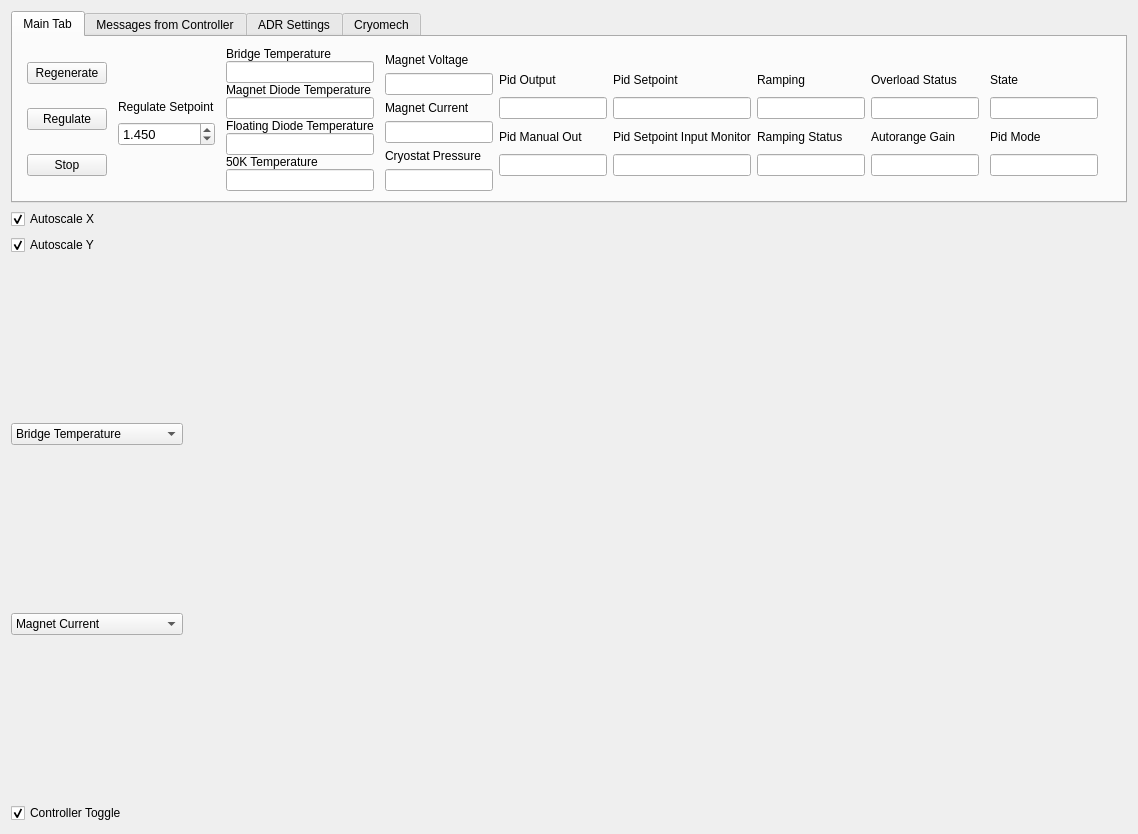
ColumbiaCMB/adr_control, file ui_devel/gui.ui: the form before one commit.
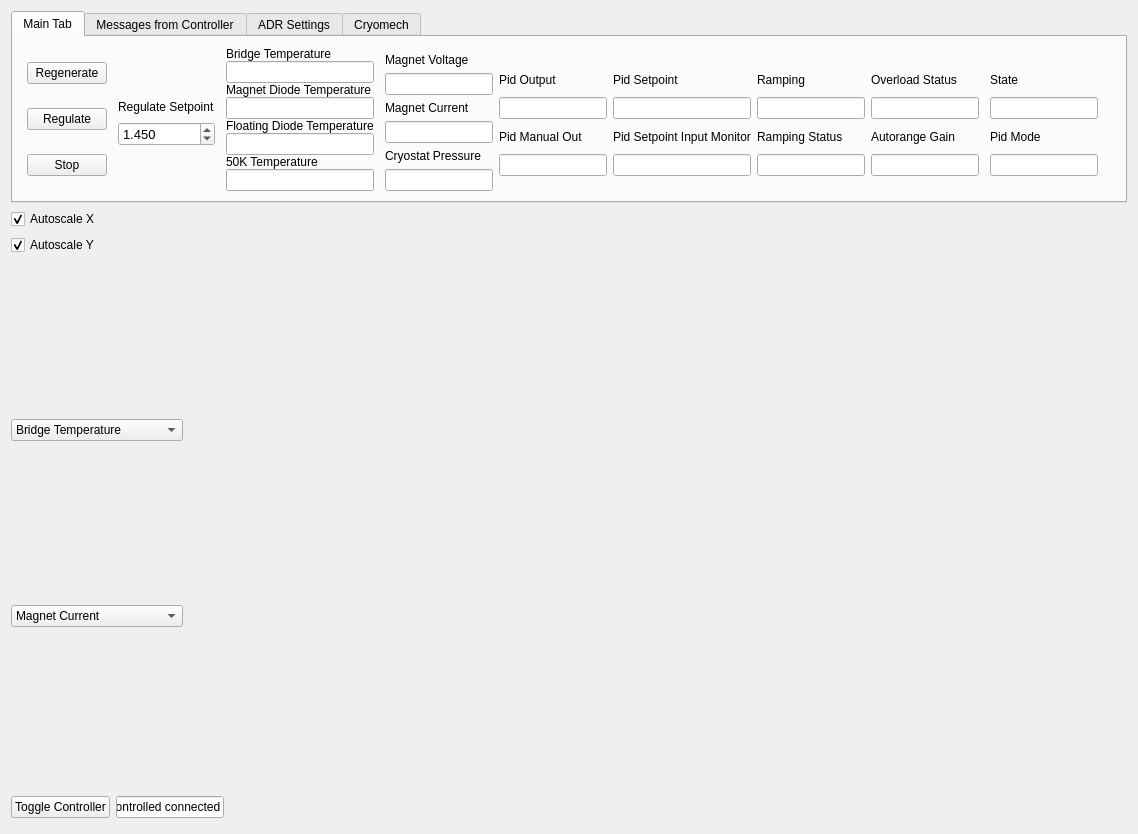
The form after the commit.

Commit message:
Continue testing on working ramp methods. Designed controller_ramp_test_script to test methods thoroughly.
Fixed controller toggling. Now ends/starts the loop thread, rather than setting controller=None (and not guarateeing the end of the loop_thread). Fixed GUI as well from checkbox to a button and a text box, since the checkbox could be manipulated so that it didn't show the state of the system.

Did some work on new regulate method.

```diff
--- a/ui_devel/gui.ui
+++ b/ui_devel/gui.ui
@@ -1187,17 +1187,53 @@
     </widget>
    </item>
    <item row="3" column="0">
-    <widget class="QCheckBox" name="controller_toggle">
+    <layout class="QHBoxLayout" name="horizontalLayout">
+     <property name="topMargin">
+      <number>5</number>
+     </property>
+     <property name="bottomMargin">
+      <number>5</number>
+     </property>
+     <item>
+      <widget class="QPushButton" name="toggle_controller_button">
      <property name="focusPolicy">
       <enum>Qt::NoFocus</enum>
      </property>
      <property name="text">
-      <string>Controller Toggle</string>
-     </property>
-     <property name="checked">
+        <string>Toggle Controller</string>
+       </property>
+      </widget>
+     </item>
+     <item>
+      <widget class="QLineEdit" name="controller_value">
+       <property name="sizePolicy">
+        <sizepolicy hsizetype="Minimum" vsizetype="Fixed">
+         <horstretch>0</horstretch>
+         <verstretch>0</verstretch>
+        </sizepolicy>
+       </property>
+       <property name="text">
+        <string>Controlled connected</string>
+       </property>
+       <property name="readOnly">
       <bool>true</bool>
      </property>
     </widget>
+     </item>
+     <item>
+      <spacer name="horizontalSpacer_6">
+       <property name="orientation">
+        <enum>Qt::Horizontal</enum>
+       </property>
+       <property name="sizeHint" stdset="0">
+        <size>
+         <width>40</width>
+         <height>20</height>
+        </size>
+       </property>
+      </spacer>
+     </item>
+    </layout>
    </item>
   </layout>
  </widget>
```
Lines whose indentation alone changed are shown as unchanged. The commit also changes 5 other files.
